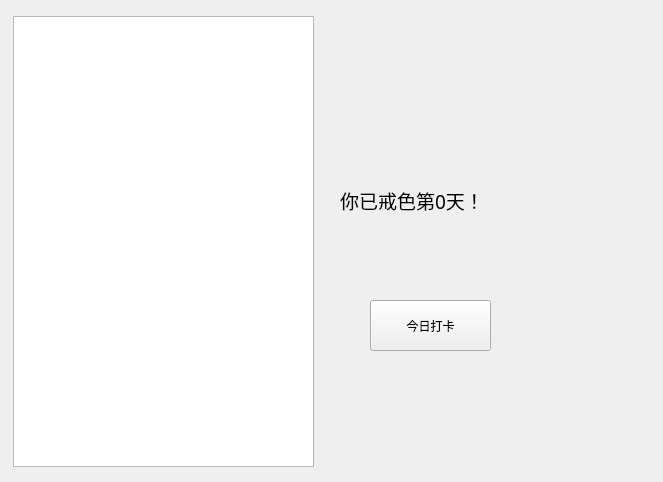
nitaichuchong/Check_in_tool, file UI/main.ui: the form before one commit.
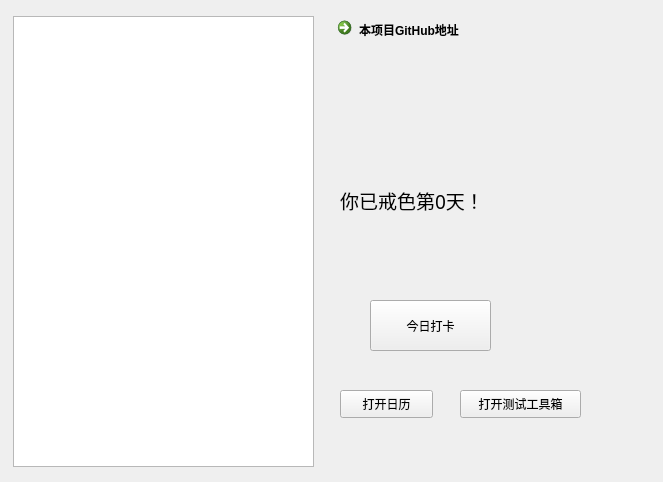
The form after the commit.

The edit to the form file:
```diff
--- a/UI/main.ui
+++ b/UI/main.ui
@@ -95,6 +95,45 @@
     <string/>
    </property>
   </widget>
+  <widget class="QPushButton" name="pushButton_calendar">
+   <property name="geometry">
+    <rect>
+     <x>340</x>
+     <y>390</y>
+     <width>93</width>
+     <height>28</height>
+    </rect>
+   </property>
+   <property name="text">
+    <string>打开日历</string>
+   </property>
+  </widget>
+  <widget class="QPushButton" name="pushButton_test">
+   <property name="geometry">
+    <rect>
+     <x>460</x>
+     <y>390</y>
+     <width>121</width>
+     <height>28</height>
+    </rect>
+   </property>
+   <property name="text">
+    <string>打开测试工具箱</string>
+   </property>
+  </widget>
+  <widget class="QCommandLinkButton" name="commandLinkButton">
+   <property name="geometry">
+    <rect>
+     <x>330</x>
+     <y>10</y>
+     <width>222</width>
+     <height>48</height>
+    </rect>
+   </property>
+   <property name="text">
+    <string>本项目GitHub地址</string>
+   </property>
+  </widget>
  </widget>
  <resources/>
  <connections/>
```
